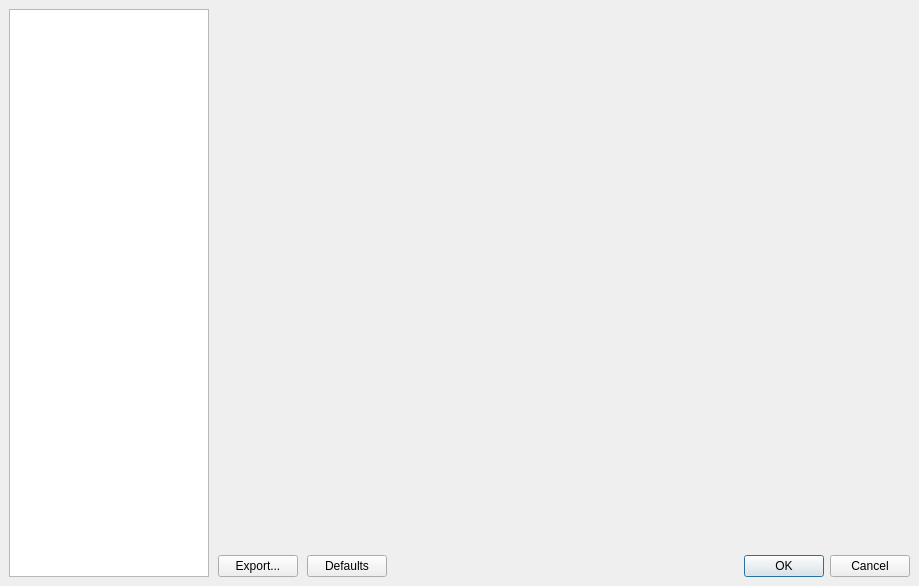
This is scribus/ui/preferencesdialogbase.ui in scribusproject/scribus as Qt 5 draws it before an edit. The edited form follows.
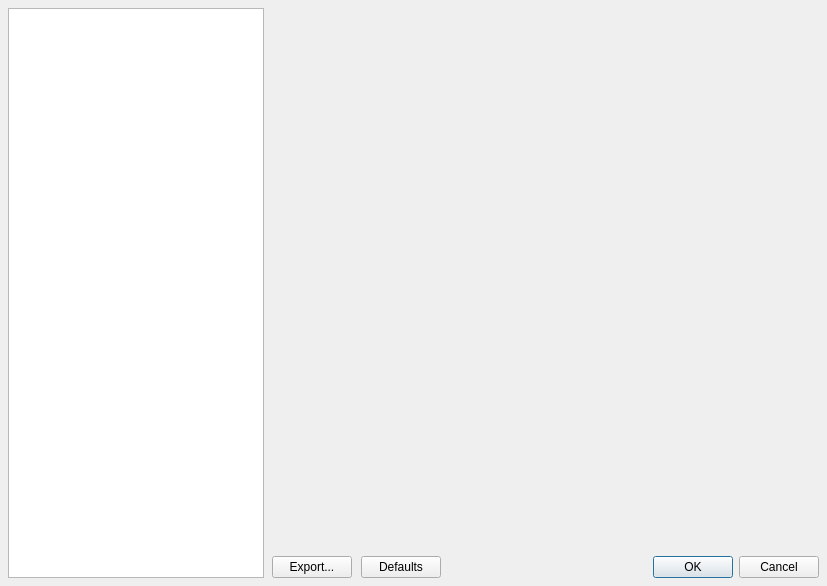
This is the edited form.

Commit message: #17345: UI resizing issue of preferences dialog

Diff of the .ui file:
```diff
--- a/scribus/ui/preferencesdialogbase.ui
+++ b/scribus/ui/preferencesdialogbase.ui
@@ -6,7 +6,7 @@
    <rect>
     <x>0</x>
     <y>0</y>
-    <width>919</width>
+    <width>827</width>
     <height>586</height>
    </rect>
   </property>
@@ -14,35 +14,38 @@
    <string>Preferences</string>
   </property>
   <layout class="QVBoxLayout" name="verticalLayout">
+   <property name="spacing">
+    <number>8</number>
+   </property>
    <property name="leftMargin">
-    <number>9</number>
+    <number>8</number>
    </property>
    <property name="topMargin">
-    <number>9</number>
+    <number>8</number>
    </property>
    <property name="rightMargin">
-    <number>9</number>
+    <number>8</number>
    </property>
    <property name="bottomMargin">
-    <number>9</number>
+    <number>8</number>
    </property>
    <item>
-    <layout class="QHBoxLayout" name="frameHorizontalLayout">
+    <layout class="QHBoxLayout" name="frameHorizontalLayout" stretch="0,0">
      <property name="spacing">
-      <number>9</number>
+      <number>8</number>
      </property>
      <item>
       <widget class="QListWidget" name="preferencesTypeList">
+       <property name="sizePolicy">
+        <sizepolicy hsizetype="Preferred" vsizetype="Expanding">
+         <horstretch>0</horstretch>
+         <verstretch>0</verstretch>
+        </sizepolicy>
+       </property>
        <property name="minimumSize">
         <size>
-         <width>0</width>
-         <height>0</height>
-        </size>
-       </property>
-       <property name="maximumSize">
-        <size>
          <width>200</width>
-         <height>16777215</height>
+         <height>0</height>
         </size>
        </property>
        <property name="horizontalScrollBarPolicy">
```
Left out of the diff: 3 changed lines with no effect on the pictures.
